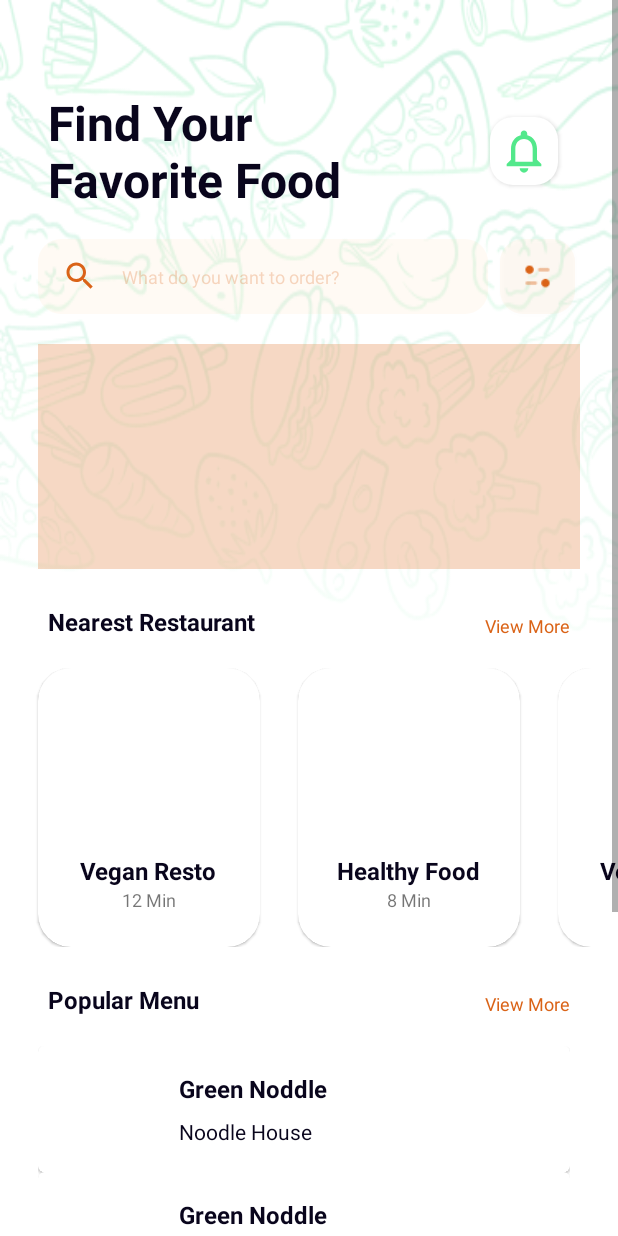
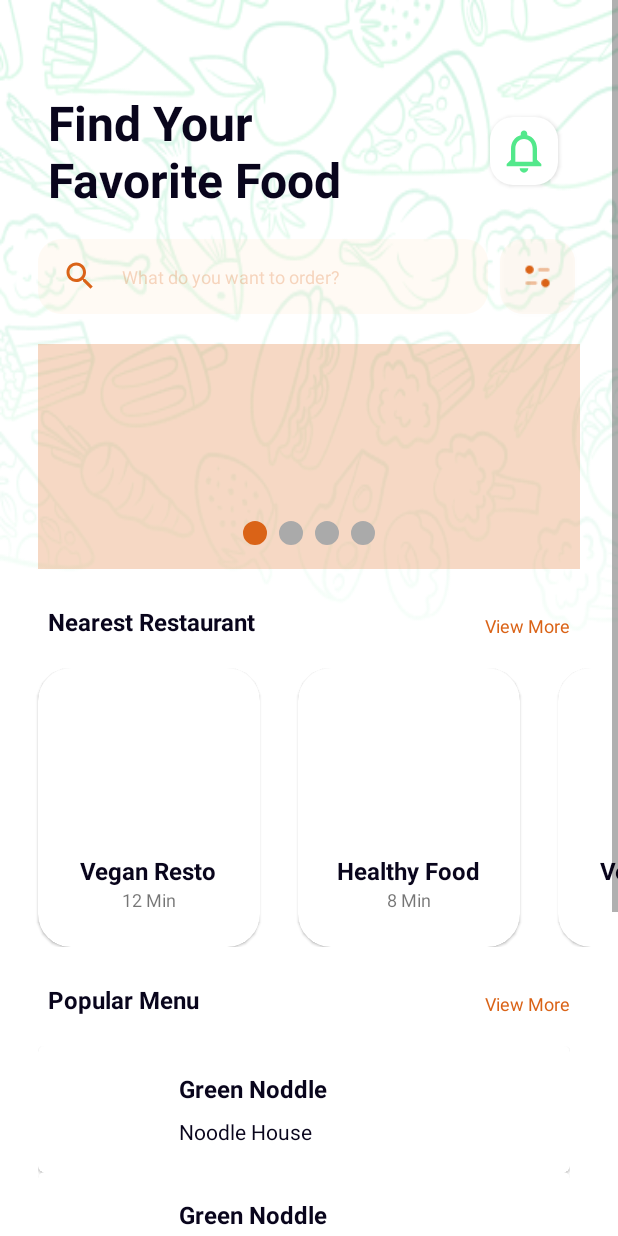
Before and after one commit to Hepsiburada-Mobil-Android-Bootcamp/AbdulWahidNoor-Odev1, an Android app: the HomeFragment screen opened through its navigation route, on a phone screen of 412 x 824 dp. Run offline under Robolectric (Android 15) with nearby library versions, the phone set to English and light mode, and no system bars; our stand-ins replace data binding; 4 statements that could not run were skipped.

Commit message:
Create view pager for Banner.kt

```diff
--- /dev/null
+++ b/app/src/main/java/com/noor/abdulwahidnoor_odev1/adapter/BannerAdapter.kt
@@ -0,0 +1,32 @@
+package com.noor.abdulwahidnoor_odev1.adapter
+
+import android.view.LayoutInflater
+import android.view.ViewGroup
+import androidx.recyclerview.widget.RecyclerView
+import com.noor.abdulwahidnoor_odev1.databinding.ItemBannerBinding
+import com.noor.abdulwahidnoor_odev1.model.Banner
+
+class BannerAdapter(
+    private val bannerList: ArrayList<Banner>
+) : RecyclerView.Adapter<BannerAdapter.BannerHolder>() {
+
+    inner class BannerHolder(val binding: ItemBannerBinding) : RecyclerView.ViewHolder(binding.root) {
+        fun bind(banner: Banner) {
+            binding.banner = banner
+        }
+    }
+
+    override fun onCreateViewHolder(parent: ViewGroup, viewType: Int): BannerHolder {
+        return BannerHolder(
+            ItemBannerBinding.inflate(
+                LayoutInflater.from(parent.context), parent, false
+            )
+        )
+    }
+
+    override fun onBindViewHolder(holder: BannerHolder, position: Int) {
+        holder.bind(bannerList[position])
+    }
+
+    override fun getItemCount(): Int = bannerList.size
+}
--- /dev/null
+++ b/app/src/main/java/com/noor/abdulwahidnoor_odev1/binding/BindBanner.kt
@@ -0,0 +1,16 @@
+package com.noor.abdulwahidnoor_odev1.binding
+
+import android.widget.ImageView
+import androidx.databinding.BindingAdapter
+
+class BindBanner {
+
+    companion object {
+
+        @JvmStatic
+        @BindingAdapter("bindBanner")
+        fun ImageView.bindBanner(imageId: Int) {
+            setImageResource(imageId)
+        }
+    }
+}
--- /dev/null
+++ b/app/src/main/java/com/noor/abdulwahidnoor_odev1/model/Banner.kt
@@ -0,0 +1,5 @@
+package com.noor.abdulwahidnoor_odev1.model
+
+data class Banner(
+    val imageId: Int
+    )
--- a/app/src/main/java/com/noor/abdulwahidnoor_odev1/util/DummyData.kt
+++ b/app/src/main/java/com/noor/abdulwahidnoor_odev1/util/DummyData.kt
@@ -1,6 +1,7 @@
 package com.noor.abdulwahidnoor_odev1.util
 
 import com.noor.abdulwahidnoor_odev1.R
+import com.noor.abdulwahidnoor_odev1.model.Banner
 import com.noor.abdulwahidnoor_odev1.model.Menu
 import com.noor.abdulwahidnoor_odev1.model.Restaurant
 
@@ -35,4 +36,12 @@ object DummyData {
         return menuList
     }
 
+    fun createBannerList(): ArrayList<Banner> {
+        val bannerList = arrayListOf<Banner>()
+        for (i in 0..3) {
+            bannerList.add(Banner(R.drawable.restaurant1))
+        }
+        return bannerList
+    }
+
 }
--- a/app/src/main/java/com/noor/abdulwahidnoor_odev1/view/HomeFragment.kt
+++ b/app/src/main/java/com/noor/abdulwahidnoor_odev1/view/HomeFragment.kt
@@ -6,9 +6,12 @@ import android.view.LayoutInflater
 import android.view.View
 import android.view.ViewGroup
 import androidx.recyclerview.widget.LinearLayoutManager
+import com.google.android.material.tabs.TabLayoutMediator
+import com.noor.abdulwahidnoor_odev1.adapter.BannerAdapter
 import com.noor.abdulwahidnoor_odev1.adapter.MenuAdapter
 import com.noor.abdulwahidnoor_odev1.adapter.RestaurantAdapter
 import com.noor.abdulwahidnoor_odev1.databinding.FragmentHomeBinding
+import com.noor.abdulwahidnoor_odev1.util.DummyData.createBannerList
 import com.noor.abdulwahidnoor_odev1.util.DummyData.createMenuList
 import com.noor.abdulwahidnoor_odev1.util.DummyData.createRestaurantList
 
@@ -24,7 +27,7 @@ class HomeFragment : Fragment() {
         _binding = FragmentHomeBinding.inflate(inflater, container, false)
 
         initRecyclerViews()
-
+        initViewPager()
 
         return binding.root
     }
@@ -34,6 +37,13 @@ class HomeFragment : Fragment() {
         _binding = null
     }
 
+    private fun initViewPager() {
+        binding.vpBanner.adapter = BannerAdapter(createBannerList())
+        TabLayoutMediator(binding.tlBanner, binding.vpBanner) { tab, position ->
+            //Some implementation
+        }.attach()
+    }
+
     private fun initRecyclerViews() {
         binding.rvRestaurant.adapter = RestaurantAdapter(createRestaurantList())
         binding.rvRestaurant.layoutManager = LinearLayoutManager(requireContext(), LinearLayoutManager.HORIZONTAL, false)
--- /dev/null
+++ b/app/src/main/res/drawable/dot_default.xml
@@ -0,0 +1,12 @@
+<?xml version="1.0" encoding="utf-8"?>
+<layer-list xmlns:android="http://schemas.android.com/apk/res/android">
+    <item>
+        <shape
+            android:innerRadius="0dp"
+            android:shape="ring"
+            android:thickness="8dp"
+            android:useLevel="false">
+            <solid android:color="@android:color/darker_gray"/>
+        </shape>
+    </item>
+</layer-list>
--- /dev/null
+++ b/app/src/main/res/drawable/dot_selected.xml
@@ -0,0 +1,12 @@
+<?xml version="1.0" encoding="utf-8"?>
+<layer-list xmlns:android="http://schemas.android.com/apk/res/android">
+    <item>
+        <shape
+            android:innerRadius="0dp"
+            android:shape="ring"
+            android:thickness="8dp"
+            android:useLevel="false">
+            <solid android:color="@color/orange_dark"/>
+        </shape>
+    </item>
+</layer-list>
--- /dev/null
+++ b/app/src/main/res/drawable/tab_selector.xml
@@ -0,0 +1,8 @@
+<?xml version="1.0" encoding="utf-8"?>
+<selector xmlns:android="http://schemas.android.com/apk/res/android">
+
+    <item android:drawable="@drawable/dot_selected"
+        android:state_selected="true"/>
+
+    <item android:drawable="@drawable/dot_default"/>
+</selector>
--- a/app/src/main/res/layout/fragment_home.xml
+++ b/app/src/main/res/layout/fragment_home.xml
@@ -85,7 +85,7 @@
                 app:layout_constraintTop_toTopOf="@+id/et_search" />
 
             <androidx.viewpager2.widget.ViewPager2
-                android:id="@+id/vp2"
+                android:id="@+id/vp_banner"
                 android:layout_width="match_parent"
                 android:layout_height="150dp"
                 android:layout_marginHorizontal="25dp"
@@ -94,6 +94,18 @@
                 app:layout_constraintEnd_toEndOf="parent"
                 app:layout_constraintStart_toStartOf="parent"
                 app:layout_constraintTop_toBottomOf="@+id/et_search" />
+
+            <com.google.android.material.tabs.TabLayout
+                android:id="@+id/tl_banner"
+                android:layout_width="wrap_content"
+                android:layout_height="wrap_content"
+                android:background="@android:color/transparent"
+                app:tabBackground="@drawable/tab_selector"
+                app:tabGravity="center"
+                app:tabIndicatorHeight="0dp"
+                app:layout_constraintStart_toStartOf="@id/vp_banner"
+                app:layout_constraintEnd_toEndOf="@id/vp_banner"
+                app:layout_constraintBottom_toBottomOf="@id/vp_banner"/>
 
             <TextView
                 android:id="@+id/tv_nearest_restaurant"
@@ -106,7 +118,7 @@
                 android:textSize="16sp"
                 android:textStyle="bold"
                 app:layout_constraintStart_toStartOf="parent"
-                app:layout_constraintTop_toBottomOf="@+id/vp2" />
+                app:layout_constraintTop_toBottomOf="@+id/vp_banner" />
 
             <TextView
                 android:id="@+id/tv_view_more"
--- /dev/null
+++ b/app/src/main/res/layout/item_banner.xml
@@ -0,0 +1,19 @@
+<?xml version="1.0" encoding="utf-8"?>
+<layout xmlns:android="http://schemas.android.com/apk/res/android"
+    xmlns:tools="http://schemas.android.com/tools">
+
+    <data>
+
+        <variable
+            name="banner"
+            type="com.noor.abdulwahidnoor_odev1.model.Banner" />
+    </data>
+
+    <ImageView
+        android:id="@+id/iv_item_banner"
+        android:layout_width="match_parent"
+        android:layout_height="match_parent"
+        android:contentDescription="@string/desc"
+        bindBanner="@{banner.imageId}"
+        tools:src="@tools:sample/avatars" />
+</layout>
```
